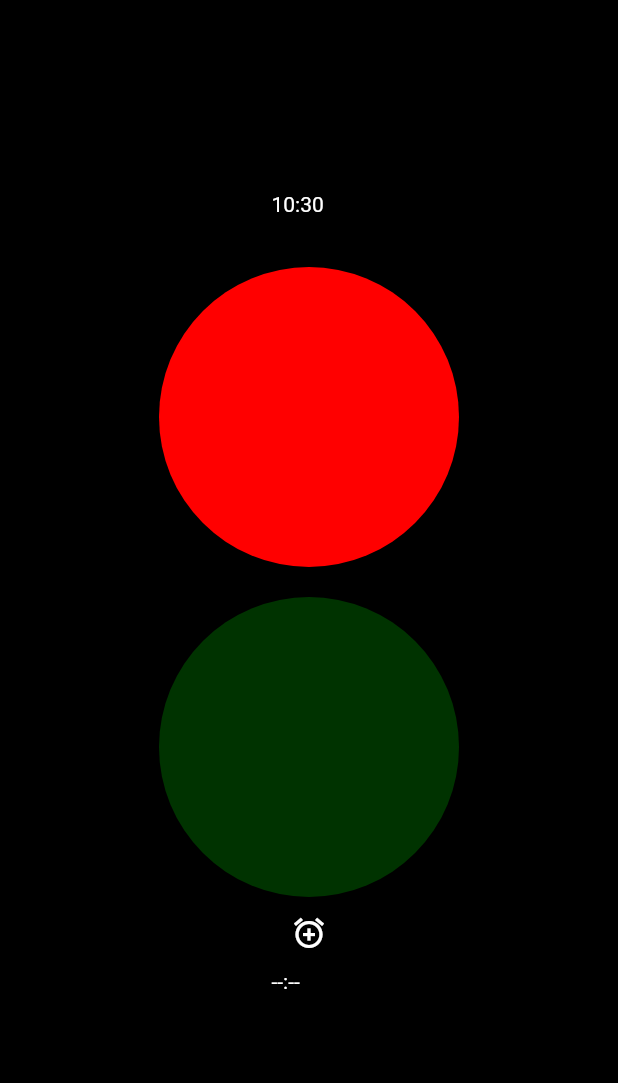
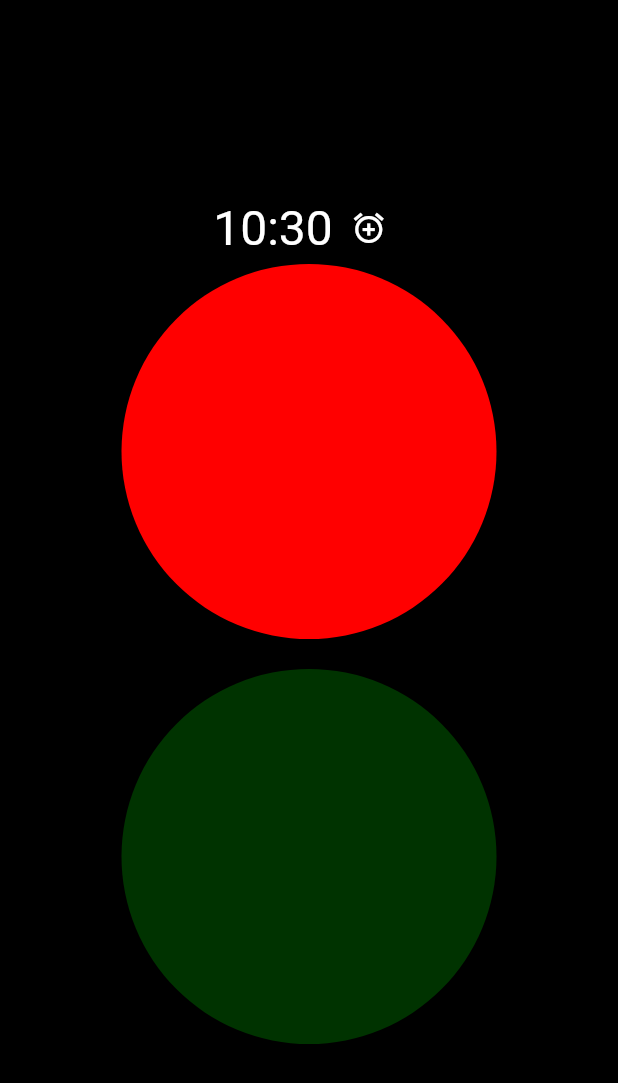
Before and after one commit to fetherolfjd/red_green_alarm, a Flutter app: the screen it shows after launch, on a phone screen of 412 x 824 dp. Shown: the top 1083 px of the screen. Run offline on Flutter 3.47's test engine with Material 2 defaults, Android fonts, the phone set to English and light mode, and no system bars; our stand-ins replace datetime_picker_formfield, rxdart; missing offline and left inert: screen.

Commit message:
Reorg of code.
Move logic files into a src directoy, and change up some of the structure of the app.
Now providing multiple BLoCs. Getting set up for handling different layout depending
on screen orientation.

```diff
--- a/lib/alarm.dart
+++ /dev/null
@@ -1,7 +0,0 @@
-class Alarm {
-
-  DateTime alarmTime;
-
-  Alarm();
-
-}
--- a/lib/alarm_bloc.dart
+++ /dev/null
@@ -1,61 +0,0 @@
-import 'dart:async';
-import 'package:rxdart/subjects.dart';
-
-import './alarm.dart';
-
-class AlarmUpdate {
-  final DateTime alarmTime;
-
-  AlarmUpdate(this.alarmTime);
-}
-
-class TimeUpdate {
-  final DateTime currentTime;
-
-  TimeUpdate(this.currentTime);
-}
-
-class AlarmBloc {
-  final Alarm _alarm = Alarm();
-
-  final StreamController<AlarmUpdate> _alarmUpdateController = StreamController<AlarmUpdate>();
-
-  final BehaviorSubject<DateTime> _alarmTime = BehaviorSubject<DateTime>(seedValue: null);
-
-  final StreamController<TimeUpdate> _timeUpdateController = StreamController<TimeUpdate>();
-
-  final BehaviorSubject<bool> _alarmOn = BehaviorSubject<bool>(seedValue: false);
-
-  AlarmBloc() {
-    _alarmUpdateController.stream.listen((alarmUpdate) {
-      _alarm.alarmTime = alarmUpdate.alarmTime;
-      _alarmTime.add(alarmUpdate.alarmTime);
-      if (_alarm.alarmTime == null || DateTime.now().isBefore(_alarm.alarmTime)) {
-        _alarmOn.add((false));
-      }
-    });
-    _timeUpdateController.stream.listen((timeUpdate) {
-      if (_alarm.alarmTime != null && timeUpdate.currentTime.isAfter(_alarm.alarmTime)) {
-        _alarmOn.add(true);
-      } else {
-        _alarmOn.add(false);
-      }
-    });
-  }
-
-  Sink<AlarmUpdate> get alarmUpdate => _alarmUpdateController.sink;
-
-  Sink<TimeUpdate> get timeUpdate => _timeUpdateController.sink;
-
-  Stream<bool> get alarmOn => _alarmOn.stream;
-
-  Stream<DateTime> get alarmTime => _alarmTime.stream;
-
-  void dispose() {
-    _alarmOn.close();
-    _alarmTime.close();
-    _alarmUpdateController.close();
-    _timeUpdateController.close();
-  }
-
-}
--- a/lib/alarm_provider.dart
+++ /dev/null
@@ -1,20 +0,0 @@
-import 'package:flutter/widgets.dart';
-
-import './alarm_bloc.dart';
-
-class AlarmProvider extends InheritedWidget {
-  final AlarmBloc alarmBloc;
-
-  AlarmProvider({
-    Key key,
-    AlarmBloc alarmBloc,
-    Widget child
-  }) : alarmBloc = alarmBloc ?? AlarmBloc(),
-       super(key: key, child: child);
-
-  @override
-  bool updateShouldNotify(InheritedWidget oldWidget) => true;
-
-  static AlarmBloc of(BuildContext context) => (context.inheritFromWidgetOfExactType(AlarmProvider) as AlarmProvider).alarmBloc;
-
-}
--- a/lib/clock.dart
+++ /dev/null
@@ -1,33 +0,0 @@
-import 'dart:async';
-import 'package:flutter/material.dart';
-
-import 'alarm_provider.dart';
-import 'alarm_bloc.dart';
-import 'hour_minute_text.dart';
-
-class Clock extends StatefulWidget {
-  @override createState() => _ClockState();
-}
-
-class _ClockState extends State<Clock> {
-
-  DateTime _datetime = DateTime.now();
-
-  _ClockState() {
-    Timer.periodic(Duration(seconds:1), _setDateTime);
-  }
-
-  _setDateTime(Timer timer) {
-    setState(() {
-      _datetime = DateTime.now();
-    });
-  }
-
-  @override
-  Widget build(BuildContext context) {
-    final alarmBloc = AlarmProvider.of(context);
-    alarmBloc.timeUpdate.add(TimeUpdate(_datetime));
-    return HourMinuteText(Colors.white, _datetime);
-  }
-
-}
--- a/lib/hour_minute_text.dart
+++ /dev/null
@@ -1,24 +0,0 @@
-import 'package:flutter/material.dart';
-
-class HourMinuteText extends StatelessWidget {
-
-  final Color _textColor;
-  final DateTime _datetime;
-
-  HourMinuteText(this._textColor, this._datetime);
-
-  @override
-  Widget build(BuildContext context) {
-    var clockTxt;
-    if (this._datetime == null) {
-      clockTxt = '--:--';
-    } else {
-      clockTxt = '${_datetime.hour}:${_datetime.minute.toString().padLeft(2, '0')}';
-    }
-    return Text(clockTxt,
-      style: TextStyle(
-        color: _textColor
-      )
-    );
-  }
-}
--- a/lib/main.dart
+++ b/lib/main.dart
@@ -1,9 +1,9 @@
 import 'package:flutter/material.dart';
 import 'package:screen/screen.dart';
 
-import './alarm_provider.dart';
-import './alarm_time_page.dart';
-import './red_green_homepage.dart';
+import 'src/bloc_provider.dart';
+import 'src/alarm_time_page.dart';
+import 'src/red_green_homepage.dart';
 
 void main() => runApp(RedGreenApp());
 
@@ -15,7 +15,7 @@ class RedGreenApp extends StatelessWidget {
 
   @override
   Widget build(BuildContext context) {
-    return AlarmProvider(
+    return BlocProvider(
       child: MaterialApp(
         home: RedGreenHomepage(),
         routes: <String, WidgetBuilder>{
--- a/lib/red_green_homepage.dart
+++ /dev/null
@@ -1,45 +0,0 @@
-import 'package:flutter/material.dart';
-
-import './clock.dart';
-import './alarm_time_page.dart';
-import 'red_green_lights.dart';
-import 'alarm_provider.dart';
-import 'hour_minute_text.dart';
-
-class RedGreenHomepage extends StatelessWidget {
-  @override
-  Widget build(BuildContext context) {
-    final alarmBloc = AlarmProvider.of(context);
-    return Scaffold(
-      backgroundColor: Colors.black,
-      body: Center(
-        child: Column(
-          mainAxisAlignment: MainAxisAlignment.center,
-          children: <Widget>[
-            Container(
-              height: 50.0,
-              width: 50.0,
-              child: Clock()
-            ),
-            RedGreenLights(),
-            IconButton(
-              icon: Icon(Icons.add_alarm, color: Colors.white),
-              tooltip: 'Set alarm',
-              onPressed: () => Navigator.of(context).pushNamed(AlarmTimePage.routeName)
-            ),
-            Container(
-              height: 50.0,
-              width: 50.0,
-              child: StreamBuilder<DateTime>(
-                stream: alarmBloc.alarmTime,
-                builder: (context, snapshot) {
-                  return HourMinuteText(Colors.white, snapshot.data);
-                }
-              )
-            ),
-          ],
-        )
-      )
-    );
-  }
-}
--- a/lib/red_green_lights.dart
+++ /dev/null
@@ -1,64 +0,0 @@
-import 'package:flutter/material.dart';
-
-import 'alarm_provider.dart';
-
-// dark green (light off): 0 51 0
-// green (light on): 0 255 0
-// dark red (light off): 51 0 0
-// red (light on): 255 0 0
-
-class RedGreenLights extends StatelessWidget {
-  @override
-  Widget build(BuildContext context) => Column(
-    mainAxisAlignment: MainAxisAlignment.center,
-    children: <Widget>[
-      Container(
-        height: 200.0,
-        width: 200.0,
-        margin: const EdgeInsets.only(bottom: 20.0),
-        child: RedLight()
-      ),
-      Container(
-        height: 200.0,
-        width: 200.0,
-        child: GreenLight()
-      ),
-    ],
-  );
-}
-
-class RedLight extends StatelessWidget {
-  @override
-  Widget build(BuildContext context) {
-    final alarmBloc = AlarmProvider.of(context);
-    return StreamBuilder<bool>(
-      stream: alarmBloc.alarmOn,
-      builder: (context, snapshot) {
-        Color color = (snapshot != null && snapshot.data) ? Color.fromRGBO(51, 0, 0, 1.0) : Color.fromRGBO(255, 0, 0, 1.0);
-        return RaisedButton(
-          color: color,
-          shape: CircleBorder(),
-          onPressed: () => null
-        );
-      }
-    );
-  }
-}
-
-class GreenLight extends StatelessWidget {
-  @override
-  Widget build(BuildContext context) {
-    final alarmBloc = AlarmProvider.of(context);
-    return StreamBuilder<bool>(
-      stream: alarmBloc.alarmOn,
-      builder: (context, snapshot) {
-        Color color = snapshot.data ? Color.fromRGBO(0, 255, 0, 1.0) : Color.fromRGBO(0, 51, 0, 1.0);
-        return RaisedButton(
-          color: color,
-          shape: CircleBorder(),
-          onPressed: () => null
-        );
-      }
-    );
-  }
-}
--- /dev/null
+++ b/lib/src/alarm_bloc.dart
@@ -0,0 +1,64 @@
+import 'dart:async';
+import 'package:rxdart/subjects.dart';
+
+import 'time_formatter.dart';
+
+class TimeUpdate {
+  final DateTime currentTime;
+
+  TimeUpdate(this.currentTime);
+}
+
+class AlarmBloc {
+  final StreamController<DateTime> _alarmUpdateController = StreamController<DateTime>();
+
+  final BehaviorSubject<String> _alarmTime = BehaviorSubject<String>(seedValue: TimeFormatter.formatDateTime(null));
+
+  final BehaviorSubject<bool> _alarmOn = BehaviorSubject<bool>(seedValue: false);
+
+  DateTime tempalarmTime;
+  Timer _alarmTimeChecker;
+
+  AlarmBloc() {
+    _alarmUpdateController.stream.listen((alarmDateTime) {
+      _alarmOn.add(false);
+      tempalarmTime = alarmDateTime;
+      _clearAlarmTimeChecker();
+      if (alarmTime != null) {
+        _alarmTimeChecker = Timer.periodic(Duration(seconds: 1), _checkAlarm);
+        _alarmTime.add(TimeFormatter.formatDateTime(tempalarmTime));
+      }
+    });
+  }
+
+  Sink<DateTime> get alarmUpdate => _alarmUpdateController.sink;
+
+  Stream<bool> get alarmOn => _alarmOn.stream;
+
+  Stream<String> get alarmTime => _alarmTime.stream;
+
+  void dispose() {
+    _clearAlarmTimeChecker();
+    _alarmOn.close();
+    _alarmTime.close();
+    _alarmUpdateController.close();
+  }
+
+  void _checkAlarm(Timer timer) {
+    if (tempalarmTime != null) {
+      DateTime now = DateTime.now();
+      if (now.isAfter(tempalarmTime)) {
+        _alarmOn.add(true);
+        _alarmTime.add(TimeFormatter.formatDateTime(null));
+      }
+    }
+  }
+
+  void _clearAlarmTimeChecker() {
+    if (_alarmTimeChecker != null) {
+      _alarmTimeChecker.cancel();
+      _alarmTimeChecker = null;
+    }
+  }
+
+}
--- a/lib/alarm_time_page.dart
+++ b/lib/src/alarm_time_page.dart
@@ -2,8 +2,7 @@ import 'package:flutter/material.dart';
 import 'package:intl/intl.dart';
 import 'package:datetime_picker_formfield/time_picker_formfield.dart';
 
-import 'alarm_provider.dart';
-import 'alarm_bloc.dart';
+import 'bloc_provider.dart';
 
 class AlarmTimePage extends StatelessWidget {
   AlarmTimePage();
@@ -14,7 +13,7 @@ class AlarmTimePage extends StatelessWidget {
 
   @override
   Widget build(BuildContext context) {
-    final alarmBloc = AlarmProvider.of(context);
+    final alarmBloc = BlocProvider.of(context).alarmBloc;
     return Scaffold(
       appBar: AppBar(
         title: Text('Set alarm time'),
@@ -26,14 +25,14 @@ class AlarmTimePage extends StatelessWidget {
           format: timeFormat,
           onChanged: (time) {
             if (time == null) {
-              alarmBloc.alarmUpdate.add(AlarmUpdate(null));
+              alarmBloc.alarmUpdate.add(null);
             } else {
               final now = DateTime.now();
               var alarmTime = DateTime(now.year, now.month, now.day, time.hour, time.minute);
               if (alarmTime.isBefore(now)) {
                 alarmTime = alarmTime.add(Duration(days: 1));
               }
-              alarmBloc.alarmUpdate.add(AlarmUpdate(alarmTime));
+              alarmBloc.alarmUpdate.add(alarmTime);
             }
           }
         )
--- /dev/null
+++ b/lib/src/bloc_provider.dart
@@ -0,0 +1,23 @@
+import 'package:flutter/widgets.dart';
+
+import 'time_bloc.dart';
+import 'alarm_bloc.dart';
+
+class BlocProvider extends InheritedWidget {
+  final TimeBloc timeBloc;
+  final AlarmBloc alarmBloc;
+
+  BlocProvider({
+    Key key,
+    TimeBloc timeBloc,
+    AlarmBloc alarmBloc,
+    Widget child
+  }) : timeBloc = timeBloc ?? TimeBloc(),
+       alarmBloc = alarmBloc ?? AlarmBloc(),
+       super(key: key, child: child);
+
+  @override
+  bool updateShouldNotify(InheritedWidget oldWIdget) => true;
+
+  static BlocProvider of(BuildContext context) => (context.inheritFromWidgetOfExactType(BlocProvider) as BlocProvider);
+}
--- /dev/null
+++ b/lib/src/clock.dart
@@ -0,0 +1,17 @@
+import 'package:flutter/material.dart';
+
+import 'bloc_provider.dart';
+import 'hour_minute_text.dart';
+
+class Clock extends StatelessWidget {
+  @override
+  Widget build(BuildContext context) {
+    final timeBloc = BlocProvider.of(context).timeBloc;
+    return StreamBuilder<String>(
+      stream: timeBloc.timeString,
+      builder: (context, snapshot) {
+        return ColorText(snapshot.data, Colors.white);
+      }
+    );
+  }
+}
--- /dev/null
+++ b/lib/src/clock_cluster.dart
@@ -0,0 +1,30 @@
+import 'package:flutter/material.dart';
+
+import 'clock.dart';
+import 'alarm_time_page.dart';
+import 'hour_minute_text.dart';
+import 'bloc_provider.dart';
+
+class ClockCluster extends StatelessWidget {
+  @override
+  Widget build(BuildContext context) {
+    final alarmBloc = BlocProvider.of(context).alarmBloc;
+    return Row(
+      mainAxisAlignment: MainAxisAlignment.center,
+      children: <Widget>[
+        Clock(),
+        IconButton(
+          icon: Icon(Icons.add_alarm, color: Colors.white),
+          tooltip: 'Set alarm',
+          onPressed: () => Navigator.of(context).pushNamed(AlarmTimePage.routeName)
+        ),
+        StreamBuilder<String>(
+          stream: alarmBloc.alarmTime,
+          builder: (context, snapshot) {
+            return ColorText(snapshot.data, Colors.white);
+          }
+        ),
+      ],
+    );
+  }
+}
--- /dev/null
+++ b/lib/src/hour_minute_text.dart
@@ -0,0 +1,18 @@
+import 'package:flutter/material.dart';
+
+class ColorText extends StatelessWidget {
+  final String _clockText;
+  final Color _textColor;
+
+  ColorText(this._clockText, this._textColor);
+
+  @override
+  Widget build(BuildContext context) {
+    return Text(_clockText ?? '',
+      style: TextStyle(
+        color: _textColor,
+        fontSize: 32.0,
+      )
+    );
+  }
+}
--- /dev/null
+++ b/lib/src/lights.dart
@@ -0,0 +1,35 @@
+import 'package:flutter/material.dart';
+
+import 'bloc_provider.dart';
+
+class Light extends StatelessWidget {
+
+  final Color _onColor;
+  final Color _offColor;
+
+  Light(this._onColor, this._offColor);
+
+  @override
+  Widget build(BuildContext context) {
+    final alarmBloc = BlocProvider.of(context).alarmBloc;
+    return StreamBuilder<bool>(
+      initialData: false,
+      stream: alarmBloc.alarmOn,
+      builder: (context, snapshot) {
+        return RaisedButton(
+          onPressed: () => null,
+          shape: CircleBorder(),
+          color: (snapshot != null && snapshot.data) ? _onColor : _offColor
+        );
+      },
+    );
+  }
+}
+
+class GreenLight extends Light {
+  GreenLight() : super(Color.fromRGBO(0, 255, 0, 1.0), Color.fromRGBO(0, 51, 0, 1.0));
+}
+
+class RedLight extends Light {
+  RedLight() : super(Color.fromRGBO(51, 0, 0, 1.0), Color.fromRGBO(255, 0, 0, 1.0));
+}
--- /dev/null
+++ b/lib/src/red_green_homepage.dart
@@ -0,0 +1,24 @@
+import 'package:flutter/material.dart';
+
+import 'red_green_lights.dart';
+import 'bloc_provider.dart';
+import 'clock_cluster.dart';
+
+class RedGreenHomepage extends StatelessWidget {
+  @override
+  Widget build(BuildContext context) {
+    final alarmBloc = BlocProvider.of(context).alarmBloc;
+    return Scaffold(
+      backgroundColor: Colors.black,
+      body: Center(
+        child: Column(
+          mainAxisAlignment: MainAxisAlignment.center,
+          children: <Widget>[
+            ClockCluster(),
+            RedGreenLights(),
+          ],
+        )
+      )
+    );
+  }
+}
--- /dev/null
+++ b/lib/src/red_green_lights.dart
@@ -0,0 +1,23 @@
+import 'package:flutter/material.dart';
+
+import 'lights.dart';
+
+class RedGreenLights extends StatelessWidget {
+  @override
+  Widget build(BuildContext context) => Column(
+    mainAxisAlignment: MainAxisAlignment.center,
+    children: <Widget>[
+      Container(
+        height: 250.0,
+        width: 250.0,
+        margin: const EdgeInsets.only(bottom: 20.0),
+        child: RedLight()
+      ),
+      Container(
+        height: 250.0,
+        width: 250.0,
+        child: GreenLight()
+      ),
+    ],
+  );
+}
--- /dev/null
+++ b/lib/src/time_bloc.dart
@@ -0,0 +1,25 @@
+import 'dart:async';
+import 'package:rxdart/subjects.dart';
+
+import 'time_formatter.dart';
+
+
+class TimeBloc {
+  final BehaviorSubject<String> _clockTime = BehaviorSubject<String>(seedValue: TimeFormatter.formatDateTime(DateTime.now()));
+  Timer _clockTimer;
+
+  Stream<String> get timeString => _clockTime.stream;
+
+  TimeBloc() {
+    _clockTimer = Timer.periodic(Duration(seconds: 1), _generateTime);
+  }
+
+  void dispose() {
+    _clockTime.close();
+    _clockTimer.cancel();
+  }
+
+  void _generateTime(Timer timer) {
+    _clockTime.add(TimeFormatter.formatDateTime(DateTime.now()));
+  }
+}
--- /dev/null
+++ b/lib/src/time_formatter.dart
@@ -0,0 +1,10 @@
+
+class TimeFormatter {
+  static String formatDateTime(DateTime dateTime) {
+    if (dateTime == null) {
+      return '--:--';
+    } else {
+      return '${dateTime.hour.toString()}:${dateTime.minute.toString().padLeft(2, '0')}';
+    }
+  }
+}
```
Also changed, not shown: 1 other file.
